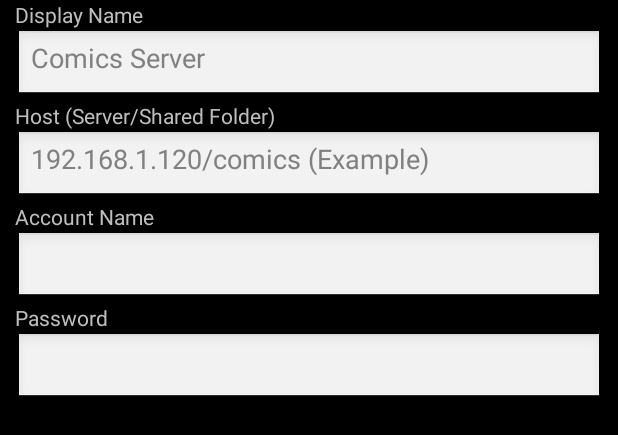
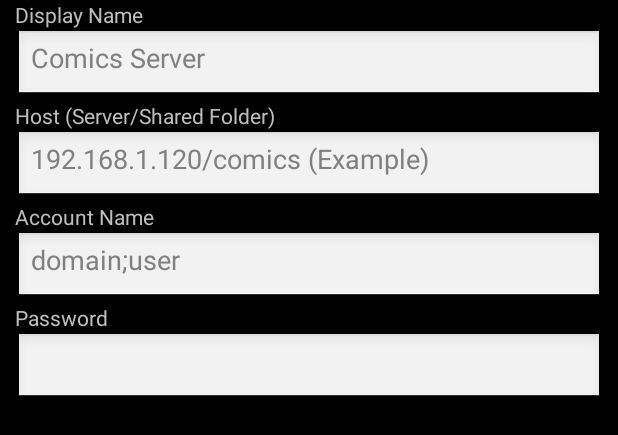
Before and after one commit to ComittoNxA/ComittoNxA, an Android app: the layout editsvr.xml on its own in the app's theme, with its tools: preview values and no code run, on a phone screen of 412 x 824 dp. Shown: the top 435 px of the screen. Run offline under Robolectric (Android 15) with nearby library versions, the phone set to English and light mode, and no system bars.

Commit message:
不具合の修正

```diff
--- a/app/src/main/res/values/strings.xml
+++ b/app/src/main/res/values/strings.xml
@@ -159,7 +159,7 @@
     <string name="svPassTitle">Password</string>
     <string name="svNameHist">Comics Server</string>
     <string name="svHostHist">192.168.1.120/comics (Example)</string>
-    <string name="svUserHist"></string>
+    <string name="svUserHist">domain;user</string>
     <string name="svPassHist"></string>
     <string name="svNotFound">The specified server is not registered.</string>
     <string name="psAdd100">+100</string>
```
Also changed, not shown: app/build.gradle (line endings or trailing spaces), 3 other files.
